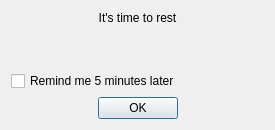
swarmer/restnotifier, file restnotifier/restdialog.ui: the form before one commit.
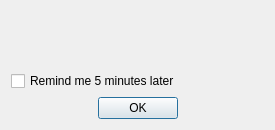
The form after the commit. Icons and pictures are not drawn.

Commit message: Factor out message content widget

Patch:
```diff
--- a/restnotifier/restdialog.ui
+++ b/restnotifier/restdialog.ui
@@ -30,26 +30,6 @@
     <normaloff>:/icons/restnotifier.png</normaloff>:/icons/restnotifier.png</iconset>
   </property>
   <layout class="QVBoxLayout" name="verticalLayout">
-   <item>
-    <widget class="QLabel" name="messageLabel">
-     <property name="text">
-      <string>It's time to rest</string>
-     </property>
-     <property name="alignment">
-      <set>Qt::AlignCenter</set>
-     </property>
-    </widget>
-   </item>
-   <item>
-    <widget class="QLabel" name="imageLabel">
-     <property name="text">
-      <string/>
-     </property>
-     <property name="alignment">
-      <set>Qt::AlignCenter</set>
-     </property>
-    </widget>
-   </item>
    <item>
     <spacer name="verticalSpacer_2">
      <property name="orientation">
```
The commit also changes 9 other files.
